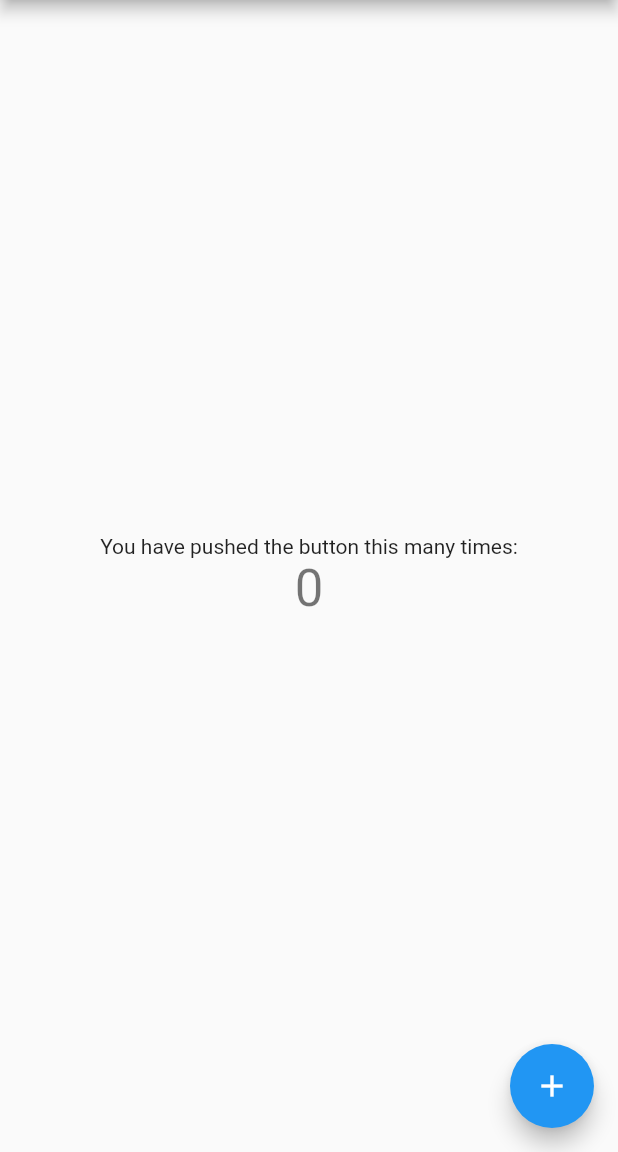
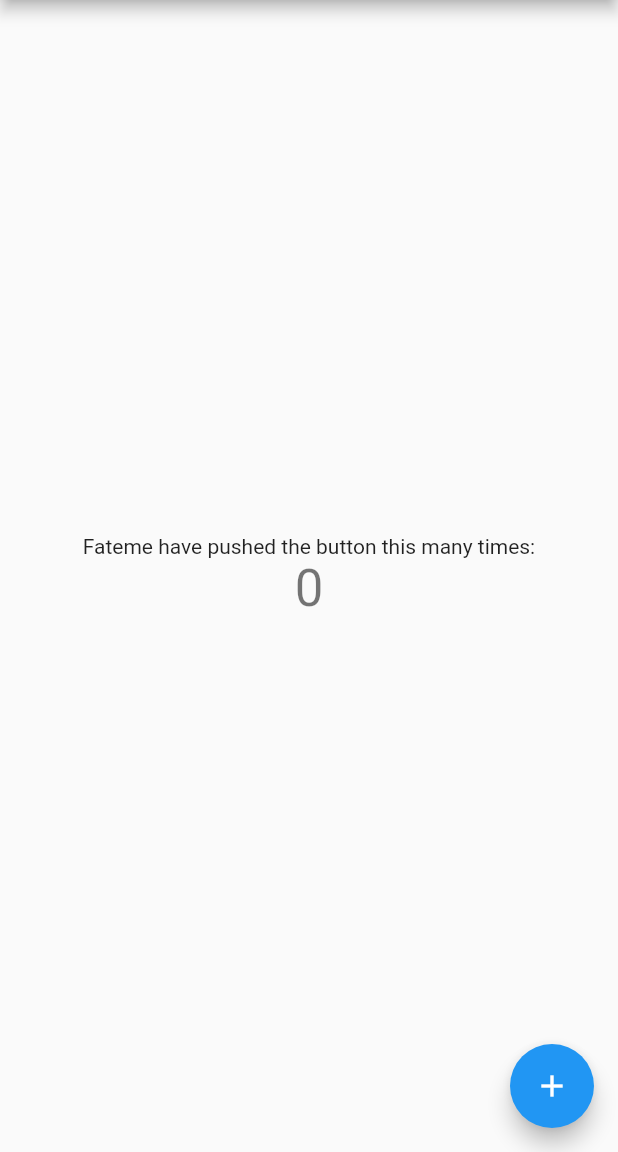
Before and after one commit to FatemeArjomandi/Flutter_application, a Flutter app: the screen it shows after launch, on a phone screen of 412 x 824 dp, the part 84-1236 px from its top. Run offline on Flutter 3.47's test engine with Material 2 defaults, Android fonts, the phone set to English and light mode, and no system bars.

Commit message:
test git diff --staged

```diff
--- a/lib/main.dart
+++ b/lib/main.dart
@@ -96,7 +96,7 @@ class _MyHomePageState extends State<MyHomePage> {
           mainAxisAlignment: MainAxisAlignment.center,
           children: <Widget>[
             const Text(
-              'You have pushed the button this many times:',
+              'Fateme have pushed the button this many times:',
             ),
             Text(
               '$_counter',
```
